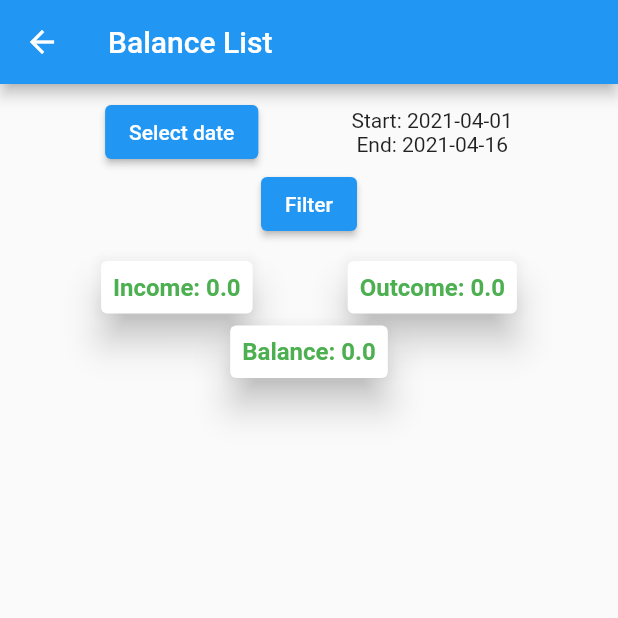
After one commit to nidaldh/barber_store, a Flutter app: the BalanceListScreen screen opened by its route, after a tap on "Filter", on a phone screen of 412 x 824 dp, the top half of it. The commit adds this screen. Run offline on Flutter 3.47's test engine with Material 2 defaults, Android fonts, the phone set to English and light mode, and no system bars; our stand-ins replace cloud_firestore, datetime_picker_formfield, firebase_core, get, material_design_icons_flutter, sqflite; missing offline and left inert: flutter_barcode_scanner; accounts and stored records are empty.

Commit message:
1. fix cart bug 2. clear unneeded code 3. add balance list screen

```diff
--- /dev/null
+++ b/lib/infrastructure/controller/balance/balance_list.controller.dart
@@ -0,0 +1,93 @@
+import 'package:barbers_store/infrastructure/constant/Constant.dart';
+import 'package:barbers_store/infrastructure/model/document.model.dart';
+import 'package:cloud_firestore/cloud_firestore.dart';
+import 'package:flutter/material.dart';
+import 'package:get/get.dart';
+
+class BalanceListController extends GetxController {
+  String? currentId;
+  final FirebaseFirestore _db = FirebaseFirestore.instance;
+  late CollectionReference incomeReference;
+  late CollectionReference outComeReference;
+  late int startDateMicro;
+  late int endDateMicro;
+  List<DocumentModel> documents = [];
+  late DateTimeRange dateRangeFilter;
+  late RxDouble total = 0.0.obs;
+  late RxDouble totalIncome = 0.0.obs;
+  late RxDouble totalOutcome = 0.0.obs;
+  late bool ready = false;
+
+  BalanceListController();
+
+  @override
+  void onInit() async {
+    total.value = 0.0;
+    _initDateRange();
+    incomeReference = _db.collection(Constant.INCOME_COLLECTION);
+    outComeReference = _db.collection(Constant.OUTCOME_COLLECTION);
+    getBalance();
+
+    super.onInit();
+  }
+
+  Future<void> getBalance({filter: true}) async {
+    ready = false;
+    update();
+    documents.clear();
+    totalIncome.value = await getIncomes(filter);
+    totalOutcome.value = await getOutComes(filter);
+    documents.sort();
+    total.value = totalIncome.value - totalOutcome.value;
+    ready = true;
+    update();
+  }
+
+  Future<double> getOutComes(filter) async {
+    QuerySnapshot querySnapshot = await outComeReference.get();
+    return await prepareDocument(querySnapshot, filter);
+  }
+
+  Future<double> getIncomes(filter) async {
+    QuerySnapshot querySnapshot = await incomeReference.get();
+    return await prepareDocument(querySnapshot, filter);
+  }
+
+  Future<double> prepareDocument(querySnapshot, filter) async {
+    double total = 0.0;
+    for (QueryDocumentSnapshot data in querySnapshot.docs) {
+      DocumentModel tmpDocument = DocumentModel.fromJson(data.data());
+      if (filter) {
+        if (filterCondition(tmpDocument)) {
+          documents.add(tmpDocument);
+          total = total + tmpDocument.amount;
+        }
+      } else {
+        documents.add(tmpDocument);
+        total = total + tmpDocument.amount;
+      }
+    }
+    return total;
+  }
+
+  bool filterCondition(DocumentModel data) {
+    var tmp = DateTimeRange(
+        start: DateTime(dateRangeFilter.start.year, dateRangeFilter.start.month,
+            dateRangeFilter.start.day - 1),
+        end: DateTime(dateRangeFilter.end.year, dateRangeFilter.end.month,
+            dateRangeFilter.end.day + 1));
+    if ((tmp.end.microsecondsSinceEpoch > int.parse(data.dateMicroseconds) &&
+        int.parse(data.dateMicroseconds) > tmp.start.microsecondsSinceEpoch)) {
+      return true;
+    }
+    return false;
+  }
+
+  void _initDateRange() {
+    var now = DateTime.now();
+
+    dateRangeFilter = DateTimeRange(
+        start: DateTime(now.year, now.day == 1 ? now.month - 1 : now.month),
+        end: DateTime(now.year, now.month, now.day));
+  }
+}
--- a/lib/infrastructure/controller/balance/document.controller.dart
+++ b/lib/infrastructure/controller/balance/document.controller.dart
@@ -54,13 +54,16 @@ class DocumentController extends GetxController {
     super.onInit();
   }
 
-  void addDocument({DocumentModel? doc}) async {
+  void addDocument({DocumentModel? doc, update: true}) async {
     if (doc == null) {
       doc = await prepareDocument();
     }
-    _addDocument(doc);
+    _addDocument(doc, update: update);
     document = doc;
-    update();
+    SnackBarMessage.addDocument();
+    if (update) {
+      update();
+    }
   }
 
   void editDocument() async {
@@ -93,7 +96,7 @@ class DocumentController extends GetxController {
         id: DateTime.now().microsecondsSinceEpoch.toString());
   }
 
-  void _addDocument(DocumentModel doc) {
+  void _addDocument(DocumentModel doc, {update: true}) {
     double amount = doc.amount;
 
     if (document != null && document!.amount > 0) {
@@ -104,6 +107,9 @@ class DocumentController extends GetxController {
     reference.doc(doc.id).set(doc.toJson()).then((value) {
       status = Status.update;
       currentId = doc.id;
+      if (update) {
+        update();
+      }
     });
   }
 
--- a/lib/infrastructure/controller/balance/document_list.controller.dart
+++ b/lib/infrastructure/controller/balance/document_list.controller.dart
@@ -5,11 +5,8 @@ import 'package:cloud_firestore/cloud_firestore.dart';
 import 'package:flutter/material.dart';
 import 'package:get/get.dart';
 
-enum Status { add, update }
-
 class DocumentListController extends GetxController {
   final Type type;
-  Status status = Status.add;
   String? currentId;
   final FirebaseFirestore _db = FirebaseFirestore.instance;
   late CollectionReference reference;
@@ -48,7 +45,6 @@ class DocumentListController extends GetxController {
   Future<void> getDocuments({filter = false}) async {
     ready = false;
     update();
-    reference.get();
     QuerySnapshot querySnapshot = await reference.get();
     documents.clear();
     total.value = 0;
--- a/lib/infrastructure/controller/cart.controller.dart
+++ b/lib/infrastructure/controller/cart.controller.dart
@@ -65,7 +65,8 @@ class CartController extends GetxController {
       }
       if (valid) {
         _addIncome();
-        cart.products.clear();
+        cart.clearCart();
+        discountAmountController.text = "0";
         SnackBarMessage.productSold();
       }
     }
@@ -120,8 +121,9 @@ class CartController extends GetxController {
 
   Future<void> _addIncome() async {
     var doc = await prepareDocument();
-    DocumentController documentController = Get.find<DocumentController>();
-    documentController.addDocument(doc: doc);
+    DocumentController documentController =
+        Get.find<DocumentController>(tag: 'cart');
+    documentController.addDocument(doc: doc, update: false);
   }
 
   Future<DocumentModel> prepareDocument() async {
--- a/lib/infrastructure/model/cart.model.dart
+++ b/lib/infrastructure/model/cart.model.dart
@@ -40,4 +40,10 @@ class CartModel {
   void cartHaveError() => haveError = true;
 
   bool cartHaveProduct() => products.isNotEmpty;
+
+  void clearCart() {
+    products.clear();
+    total = 0;
+    discount = 0;
+  }
 }
--- a/lib/infrastructure/model/document.model.dart
+++ b/lib/infrastructure/model/document.model.dart
@@ -5,7 +5,7 @@ part 'document.model.g.dart';
 enum Type { income, outcome }
 
 @JsonSerializable()
-class DocumentModel {
+class DocumentModel extends Comparable<DocumentModel> {
   String? id;
   Type type;
   String category;
@@ -36,4 +36,15 @@ class DocumentModel {
   String toString() {
     return 'Document{type: $type, category: $category, amount: $amount, date: $date, note: $note}';
   }
+
+  @override
+  int compareTo(DocumentModel other) {
+    return dateMicroseconds.toInt() - other.dateMicroseconds.toInt();
+  }
 }
+
+extension on String {
+  int toInt() {
+    return int.parse(this);
+  }
+}
--- /dev/null
+++ b/lib/infrastructure/navigation/bindings/controllers/balance/balance_list.controller.binding.dart
@@ -0,0 +1,13 @@
+import 'package:barbers_store/infrastructure/controller/balance/balance_list.controller.dart';
+import 'package:get/get.dart';
+
+class BalanceListControllerBinding extends Bindings {
+  BalanceListControllerBinding();
+
+  @override
+  void dependencies() {
+    Get.lazyPut<BalanceListController>(
+      () => BalanceListController(),
+    );
+  }
+}
--- a/lib/infrastructure/navigation/bindings/controllers/balance/cart.controller.binding.dart
+++ b/lib/infrastructure/navigation/bindings/controllers/balance/cart.controller.binding.dart
@@ -9,8 +9,7 @@ class CartControllerBinding extends Bindings {
     Get.put<StoreController>(
       StoreController(),
     );
-    Get.lazyPut<DocumentController>(
-      () => DocumentController(Type.income),
-    );
+    Get.lazyPut<DocumentController>(() => DocumentController(Type.income),
+        tag: 'cart');
   }
 }
--- a/lib/infrastructure/navigation/navigation.dart
+++ b/lib/infrastructure/navigation/navigation.dart
@@ -1,10 +1,12 @@
 import 'package:barbers_store/infrastructure/model/document.model.dart';
+import 'package:barbers_store/infrastructure/navigation/bindings/controllers/balance/balance_list.controller.binding.dart';
 import 'package:barbers_store/infrastructure/navigation/bindings/controllers/balance/cart.controller.binding.dart';
 import 'package:barbers_store/infrastructure/navigation/bindings/controllers/balance/document.controller.binding.dart';
 import 'package:barbers_store/infrastructure/navigation/bindings/controllers/balance/document_list.controller.binding.dart';
 import 'package:barbers_store/infrastructure/navigation/bindings/controllers/balance/initial.controller.binding.dart';
 import 'package:barbers_store/infrastructure/navigation/bindings/controllers/controllers_bindings.dart';
 import 'package:barbers_store/presentation/balance/balance.screen.dart';
+import 'package:barbers_store/presentation/balance/balance_list.screen.dart';
 import 'package:barbers_store/presentation/balance/document_form.screen.dart';
 import 'package:barbers_store/presentation/balance/document_list.screen.dart';
 import 'package:barbers_store/presentation/cart.screen.dart';
@@ -64,6 +66,10 @@ class Nav {
         page: () => ListScreen(),
         binding: DocumentListControllerBinding(Type.outcome)),
     GetPage(
+        name: Routes.BALANCE_LIST,
+        page: () => BalanceListScreen(),
+        binding: BalanceListControllerBinding()),
+    GetPage(
         name: Routes.CART_HOME,
         page: () => CartHome(),
         binding: CartControllerBinding()),
--- a/lib/infrastructure/navigation/routes.dart
+++ b/lib/infrastructure/navigation/routes.dart
@@ -10,5 +10,6 @@ class Routes {
   static const INCOME_LIST = '/income-list';
   static const OUTCOME_FORM = '/outcome-form';
   static const OUTCOME_LIST = '/outcome-list';
+  static const BALANCE_LIST = '/balance-list';
   static const CART_HOME = '/cart';
 }
--- a/lib/presentation/balance/balance.screen.dart
+++ b/lib/presentation/balance/balance.screen.dart
@@ -55,7 +55,7 @@ class BalanceScreen extends GetView<BalanceController> {
               amount: controller.balance.value.amount != null
                   ? controller.balance.value.amount!
                   : 0,
-              route: '',
+              route: Routes.BALANCE_LIST,
               longPress: () => controller.recalculateBalance(),
             )),
       ],
--- /dev/null
+++ b/lib/presentation/balance/balance_list.screen.dart
@@ -0,0 +1,159 @@
+import 'package:barbers_store/infrastructure/controller/balance/balance_list.controller.dart';
+import 'package:barbers_store/infrastructure/model/document.model.dart';
+import 'package:flutter/cupertino.dart';
+import 'package:flutter/material.dart';
+import 'package:get/get.dart';
+import 'package:intl/intl.dart';
+
+class BalanceListScreen extends GetView<BalanceListController> {
+  final DateFormat formatter = DateFormat('yyyy-MM-dd');
+
+  @override
+  Widget build(BuildContext context) {
+    return Scaffold(
+        appBar: AppBar(
+          title: Text('Balance List'),
+        ),
+        body: RefreshIndicator(
+          onRefresh: () => controller.getBalance(),
+          child: Padding(
+            padding: const EdgeInsets.all(8.0),
+            child: Column(
+              children: [
+                Row(
+                  mainAxisAlignment: MainAxisAlignment.spaceEvenly,
+                  children: [
+                    ElevatedButton(
+                      onPressed: () => _selectDate(context),
+                      child: Text('Select date'),
+                    ),
+                    GetBuilder<BalanceListController>(
+                        builder: (controller) => Column(
+                              children: [
+                                Text('Start: ' +
+                                    formatter.format(
+                                        controller.dateRangeFilter.start)),
+                                Text('End: ' +
+                                    formatter.format(
+                                        controller.dateRangeFilter.end)),
+                              ],
+                            ))
+                  ],
+                ),
+                Row(
+                  mainAxisAlignment: MainAxisAlignment.spaceEvenly,
+                  children: [
+                    ElevatedButton(
+                      onPressed: () => controller.getBalance(filter: true),
+                      child: Text('Filter'),
+                    ),
+                  ],
+                ),
+                SizedBox(
+                  height: 10,
+                ),
+                Obx(() => Column(
+                      children: [
+                        Row(
+                          mainAxisAlignment: MainAxisAlignment.spaceEvenly,
+                          children: [
+                            Card(
+                              elevation: 10,
+                              child: Padding(
+                                padding: const EdgeInsets.all(8.0),
+                                child: Text(
+                                  'Income: ' +
+                                      controller.totalIncome.value.toString(),
+                                  style: TextStyle(
+                                      fontSize: 16,
+                                      fontWeight: FontWeight.bold,
+                                      color: Colors.green),
+                                ),
+                              ),
+                            ),
+                            Card(
+                              elevation: 10,
+                              child: Padding(
+                                padding: const EdgeInsets.all(8.0),
+                                child: Text(
+                                  'Outcome: ' +
+                                      controller.totalOutcome.value.toString(),
+                                  style: TextStyle(
+                                      fontSize: 16,
+                                      fontWeight: FontWeight.bold,
+                                      color: Colors.green),
+                                ),
+                              ),
+                            ),
+                          ],
+                        ),
+                        Row(
+                          mainAxisAlignment: MainAxisAlignment.spaceEvenly,
+                          children: [
+                            Card(
+                              elevation: 10,
+                              child: Padding(
+                                padding: const EdgeInsets.all(8.0),
+                                child: Text(
+                                  'Balance: ' +
+                                      controller.total.value.toString(),
+                                  style: TextStyle(
+                                      fontSize: 16,
+                                      fontWeight: FontWeight.bold,
+                                      color: Colors.green),
+                                ),
+                              ),
+                            ),
+                          ],
+                        ),
+                      ],
+                    )),
+                GetBuilder<BalanceListController>(builder: (controller) {
+                  if (!controller.ready) {
+                    return Center(child: LinearProgressIndicator());
+                  }
+                  return Expanded(
+                    child: ListView.builder(
+                      itemCount: controller.documents.length,
+                      itemBuilder: (context, index) {
+                        DocumentModel doc = controller.documents[index];
+                        return Card(
+                            color: (doc.type == Type.income)
+                                ? Colors.green
+                                : Colors.red,
+                            child: ListTile(
+                              title: Text(doc.name),
+                              trailing: Text(doc.date),
+                              subtitle: Column(
+                                crossAxisAlignment: CrossAxisAlignment.start,
+                                children: [
+                                  Text('Cat: ' + doc.category),
+                                  Text('SubCat: ' + (doc.subCategory ?? '')),
+                                ],
+                              ),
+                              leading: Text(doc.amount.toString()),
+                            ));
+                      },
+                    ),
+                  );
+                }),
+              ],
+            ),
+          ),
+        ));
+  }
+
+  Future<void> _selectDate(BuildContext context) async {
+    final DateTimeRange? pickedDate = await showDateRangePicker(
+        context: context,
+        initialDateRange: controller.dateRangeFilter,
+        firstDate: DateTime(2020),
+        lastDate: DateTime(2030));
+    if (pickedDate != null) {
+      controller.startDateMicro = pickedDate.start.microsecondsSinceEpoch;
+      controller.endDateMicro = pickedDate.end.microsecondsSinceEpoch;
+      controller.dateRangeFilter =
+          DateTimeRange(start: pickedDate.start, end: pickedDate.end);
+    }
+  }
+}
--- a/lib/presentation/balance/document_list.screen.dart
+++ b/lib/presentation/balance/document_list.screen.dart
@@ -141,7 +141,6 @@ class ListScreen extends GetView<DocumentListController> {
                       ],
                     )),
                 GetBuilder<DocumentListController>(builder: (controller) {
-                  print(!controller.ready);
                   if (!controller.ready) {
                     return Center(child: LinearProgressIndicator());
                   }
```
Also changed, not shown: 2 other files.
